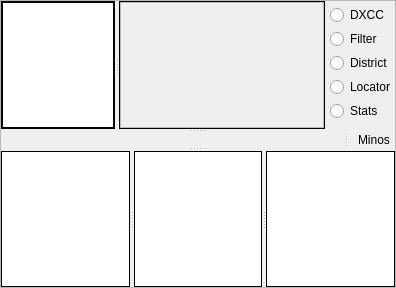
Old version of the form mqt/MqtLogger/tsinglelogframe.ui in the repository zsteva/backup-minos2.
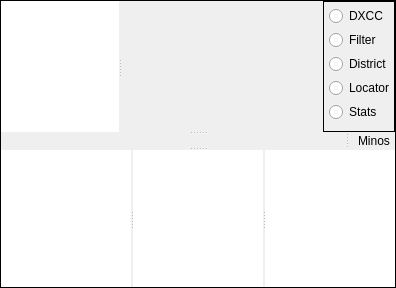
New version of the form. Custom widgets are drawn as their Qt base class.

The edit to the form file:
```diff
--- a/mqt/MqtLogger/tsinglelogframe.ui
+++ b/mqt/MqtLogger/tsinglelogframe.ui
@@ -14,10 +14,10 @@
    <string>Frame</string>
   </property>
   <property name="frameShape">
-   <enum>QFrame::StyledPanel</enum>
+   <enum>QFrame::Box</enum>
   </property>
   <property name="frameShadow">
-   <enum>QFrame::Raised</enum>
+   <enum>QFrame::Plain</enum>
   </property>
   <layout class="QVBoxLayout" name="verticalLayout_2">
    <property name="spacing">
@@ -46,6 +46,9 @@
      <property name="orientation">
       <enum>Qt::Vertical</enum>
      </property>
+     <property name="handleWidth">
+      <number>2</number>
+     </property>
      <widget class="MinosSplitter" name="TopSplitter">
       <property name="sizePolicy">
        <sizepolicy hsizetype="Preferred" vsizetype="Preferred">
@@ -56,6 +59,9 @@
       <property name="orientation">
        <enum>Qt::Vertical</enum>
       </property>
+      <property name="handleWidth">
+       <number>2</number>
+      </property>
       <widget class="MinosSplitter" name="MultSplitter">
        <property name="sizePolicy">
         <sizepolicy hsizetype="Preferred" vsizetype="Preferred">
@@ -66,21 +72,24 @@
        <property name="orientation">
         <enum>Qt::Horizontal</enum>
        </property>
+       <property name="handleWidth">
+        <number>2</number>
+       </property>
        <widget class="QTableView" name="QSOTable">
         <property name="focusPolicy">
          <enum>Qt::ClickFocus</enum>
         </property>
         <property name="frameShape">
-         <enum>QFrame::Box</enum>
+         <enum>QFrame::NoFrame</enum>
         </property>
         <property name="frameShadow">
          <enum>QFrame::Plain</enum>
         </property>
         <property name="lineWidth">
-         <number>2</number>
+         <number>1</number>
         </property>
         <property name="midLineWidth">
-         <number>2</number>
+         <number>1</number>
         </property>
         <property name="editTriggers">
          <set>QAbstractItemView::EditKeyPressed</set>
@@ -127,7 +136,7 @@
          <item>
           <widget class="QStackedWidget" name="StackedMults">
            <property name="frameShape">
-            <enum>QFrame::Box</enum>
+            <enum>QFrame::NoFrame</enum>
            </property>
            <property name="currentIndex">
             <number>4</number>
@@ -152,7 +161,7 @@
              <item>
               <widget class="DXCCFrame" name="dxccFrame">
                <property name="frameShape">
-                <enum>QFrame::StyledPanel</enum>
+                <enum>QFrame::NoFrame</enum>
                </property>
                <property name="frameShadow">
                 <enum>QFrame::Raised</enum>
@@ -187,7 +196,7 @@
                 </sizepolicy>
                </property>
                <property name="frameShape">
-                <enum>QFrame::StyledPanel</enum>
+                <enum>QFrame::NoFrame</enum>
                </property>
                <property name="frameShadow">
                 <enum>QFrame::Raised</enum>
@@ -324,7 +333,7 @@
              <item>
               <widget class="DistrictFrame" name="districtFrame">
                <property name="frameShape">
-                <enum>QFrame::StyledPanel</enum>
+                <enum>QFrame::NoFrame</enum>
                </property>
                <property name="frameShadow">
                 <enum>QFrame::Raised</enum>
@@ -353,7 +362,7 @@
              <item>
               <widget class="LocFrame" name="locFrame">
                <property name="frameShape">
-                <enum>QFrame::StyledPanel</enum>
+                <enum>QFrame::NoFrame</enum>
                </property>
                <property name="frameShadow">
                 <enum>QFrame::Raised</enum>
@@ -382,7 +391,7 @@
              <item>
               <widget class="TStatsDispFrame" name="StatsFrame">
                <property name="frameShape">
-                <enum>QFrame::StyledPanel</enum>
+                <enum>QFrame::NoFrame</enum>
                </property>
                <property name="frameShadow">
                 <enum>QFrame::Raised</enum>
@@ -396,7 +405,7 @@
          <item>
           <widget class="QFrame" name="frame">
            <property name="frameShape">
-            <enum>QFrame::NoFrame</enum>
+            <enum>QFrame::Box</enum>
            </property>
            <property name="frameShadow">
             <enum>QFrame::Plain</enum>
@@ -498,6 +507,9 @@
        <property name="orientation">
         <enum>Qt::Horizontal</enum>
        </property>
+       <property name="handleWidth">
+        <number>2</number>
+       </property>
        <widget class="QSOLogFrame" name="GJVQSOLogFrame">
         <property name="sizePolicy">
          <sizepolicy hsizetype="Expanding" vsizetype="Preferred">
@@ -595,6 +607,9 @@
       <property name="orientation">
        <enum>Qt::Horizontal</enum>
       </property>
+      <property name="handleWidth">
+       <number>2</number>
+      </property>
       <widget class="QTreeView" name="ThisMatchTree">
        <property name="sizePolicy">
         <sizepolicy hsizetype="Preferred" vsizetype="Preferred">
@@ -606,7 +621,7 @@
         <enum>Qt::ClickFocus</enum>
        </property>
        <property name="frameShape">
-        <enum>QFrame::Box</enum>
+        <enum>QFrame::NoFrame</enum>
        </property>
        <property name="frameShadow">
         <enum>QFrame::Plain</enum>
@@ -644,7 +659,7 @@
         <enum>Qt::ClickFocus</enum>
        </property>
        <property name="frameShape">
-        <enum>QFrame::Box</enum>
+        <enum>QFrame::NoFrame</enum>
        </property>
        <property name="frameShadow">
         <enum>QFrame::Plain</enum>
@@ -679,7 +694,7 @@
         <enum>Qt::ClickFocus</enum>
        </property>
        <property name="frameShape">
-        <enum>QFrame::Box</enum>
+        <enum>QFrame::NoFrame</enum>
        </property>
        <property name="frameShadow">
         <enum>QFrame::Plain</enum>
```
